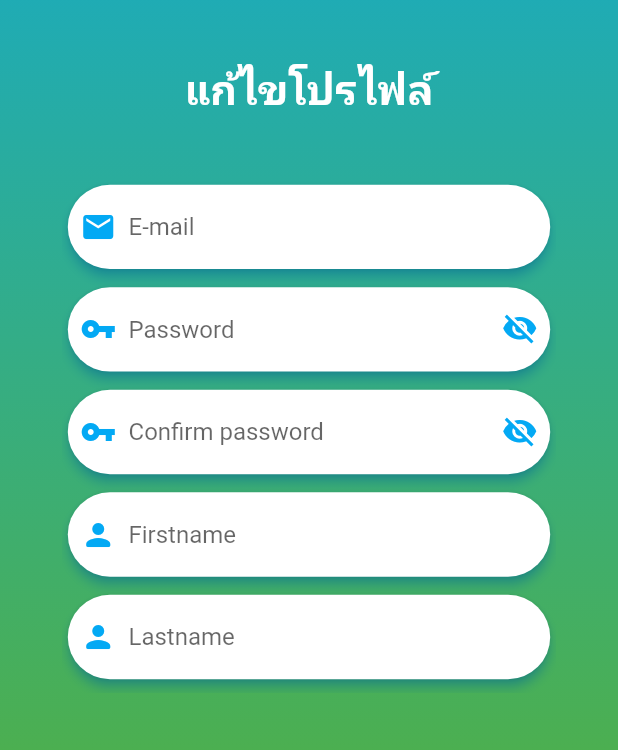
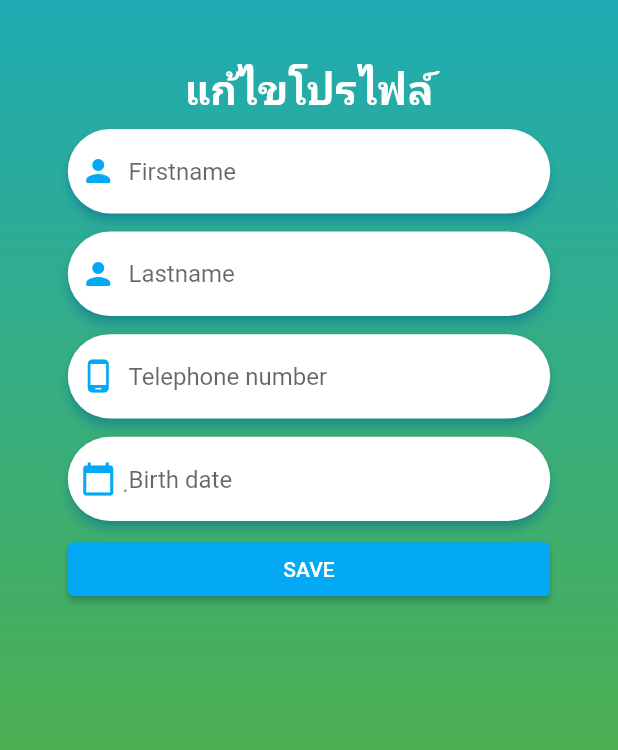
Before and after one commit to tumlovery2005/TMobileDevFlutter, a Flutter app: the ProfilePage screen opened directly, after a tap on "แก้ไขโปรไฟล์", on a phone screen of 412 x 824 dp, the part 481-1231 px from its top. Run offline on Flutter 3.47's test engine with Material 2 defaults, Android fonts, the phone set to English and light mode, and no system bars; our stand-ins replace cached_network_image, dio, flutter_countdown_timer, modal_progress_hud, rxdart, shared_preferences and 1 more; missing offline and left inert: flutter_rounded_date_picker, platform_alert_dialog; accounts and stored records are empty; network calls fail; statements that could not run were skipped.

Commit message:
create profile edit page.

```diff
--- a/lib/page/profile/ProfileEditPage.dart
+++ b/lib/page/profile/ProfileEditPage.dart
@@ -5,11 +5,12 @@ import 'package:modal_progress_hud/modal_progress_hud.dart';
 import 'package:tmobiledev/bloc/RegisterBloc.dart';
 import 'package:tmobiledev/model/StatusModel.dart';
 import 'package:tmobiledev/model/user/UserModel.dart';
+import 'package:tmobiledev/utils/DateTimeUtils.dart';
 import 'package:tmobiledev/utils/DialogUtils.dart';
 
 class ProfileEditPage extends StatefulWidget {
   UserModel userModel;
-
+  ProfileEditPage({Key key, this.userModel}) : super(key: key);
 
   @override
   ProfileEditPageState createState() => ProfileEditPageState();
@@ -17,9 +18,6 @@ class ProfileEditPage extends StatefulWidget {
 
 class ProfileEditPageState extends State<ProfileEditPage> {
   double shortTestside, shortWidthsize;
-  final _emailController = TextEditingController();
-  final _passwordController = TextEditingController();
-  final _confirmPasswordController = TextEditingController();
   final _firstNameController = TextEditingController();
   final _lasttNameController = TextEditingController();
   final _telephoneController = TextEditingController();
@@ -31,8 +29,19 @@ class ProfileEditPageState extends State<ProfileEditPage> {
   String showBirthDate = "";
 
   List<String> listValue = [
-    "อีเมล์", "รหัสผ่าน", "ยืนยันรหัสผ่าน", "ชื่อจริง", "นามสกุล", "วันเดือนปีเกิด", "เบอร์โทรศัพท์"
+    "ชื่อจริง", "นามสกุล", "วันเดือนปีเกิด", "เบอร์โทรศัพท์"
   ];
+
+  @override
+  void initState() {
+    String name = widget.userModel.checkin_user_name;
+    birthDate = widget.userModel.checkin_user_birth_date;
+    _firstNameController.text = name.split("  ")[0];
+    _lasttNameController.text = name.split("  ")[1];
+    _telephoneController.text = widget.userModel.checkin_user_telephone;
+    _textBirthdateController.text = DateTimeUtils().getDateString(birthDate);
+    super.initState();
+  }
 
   @override
   Widget build(BuildContext context) {
@@ -99,9 +108,6 @@ class ProfileEditPageState extends State<ProfileEditPage> {
                               fontSize: shortTestside / 15, fontWeight: FontWeight.bold)
                           ),
                         ),
-                        _boxInputEmail(),
-                        _boxInputPassword(),
-                        _boxInputConfirmPassword(),
                         _boxInputFirstname(),
                         _boxInputLastname(),
                         _boxTelephone(),
@@ -212,9 +218,6 @@ class ProfileEditPageState extends State<ProfileEditPage> {
                 Text('แก้ไขโปรไฟล์', style: TextStyle(color: Colors.white,
                     fontSize: shortTestside / 15, fontWeight: FontWeight.bold)
                 ),
-                _boxInputEmail(),
-                _boxInputPassword(),
-                _boxInputConfirmPassword(),
                 _boxInputFirstname(),
                 _boxInputLastname(),
                 _boxTelephone(),
@@ -225,150 +228,6 @@ class ProfileEditPageState extends State<ProfileEditPage> {
           ),
         ),
       ),
-    );
-  }
-
-  Widget _boxInputEmail(){
-    return Container(
-        width: double.infinity,
-        margin: EdgeInsets.only(top: shortTestside /10),
-        child: Card(
-            shadowColor: Colors.lightBlue,
-            elevation: 3.0,
-            shape: RoundedRectangleBorder(
-                borderRadius: BorderRadiusDirectional.circular(shortTestside / 10)),
-            child: Container(
-              padding: EdgeInsets.all(shortTestside / 100),
-              child: Row(
-                mainAxisAlignment: MainAxisAlignment.center,
-                children: <Widget>[
-                  Container(
-                    margin: EdgeInsets.all(shortTestside / 100),
-                    child: Icon(Icons.email, color: Colors.lightBlue),
-                  ),
-                  Expanded(
-                    child: Container(
-                      margin: EdgeInsets.only(left: shortTestside / 100),
-                      child: TextField(
-                        controller: _emailController,
-                        decoration: InputDecoration(
-                          hintText: "E-mail",
-                          border: InputBorder.none,
-                        ),
-                        maxLines: 1,
-                      ),
-                    ),
-                  ),
-                ],
-              ),
-            )
-        )
-    );
-  }
-
-  Widget _boxInputPassword(){
-    return Container(
-        width: double.infinity,
-        margin: EdgeInsets.only(top: shortTestside / 100),
-        child: Card(
-            shadowColor: Colors.lightBlue,
-            elevation: 3.0,
-            shape: RoundedRectangleBorder(
-                borderRadius: BorderRadiusDirectional.circular(shortTestside / 10)),
-            child: Container(
-              padding: EdgeInsets.all(shortTestside / 100),
-              child: Row(
-                mainAxisAlignment: MainAxisAlignment.center,
-                children: <Widget>[
-                  Container(
-                    margin: EdgeInsets.all(shortTestside / 100),
-                    child: Icon(Icons.vpn_key, color: Colors.lightBlue),
-                  ),
-                  Expanded(
-                      child: Container(
-                        margin: EdgeInsets.only(left: shortTestside / 100),
-                        child: TextField(
-                          controller: _passwordController,
-                          decoration: InputDecoration(
-                            hintText: "Password",
-                            border: InputBorder.none,
-                          ),
-                          enableSuggestions: false,
-                          obscureText: showPassword,
-                          maxLines: 1,
-                        ),
-                      )
-                  ),
-                  InkResponse(
-                    child: Container(
-                      margin: EdgeInsets.all(shortTestside / 100),
-                      child: _iconShowPassword(),
-                    ),
-                    onTap: () => {
-                      if(showPassword){
-                        _setShowPassword(false),
-                      } else {
-                        _setShowPassword(true),
-                      }
-                    },
-                  ),
-                ],
-              ),
-            )
-        )
-    );
-  }
-
-  Widget _boxInputConfirmPassword(){
-    return Container(
-        width: double.infinity,
-        margin: EdgeInsets.only(top: shortTestside / 100),
-        child: Card(
-            shadowColor: Colors.lightBlue,
-            elevation: 3.0,
-            shape: RoundedRectangleBorder(
-                borderRadius: BorderRadiusDirectional.circular(shortTestside / 10)),
-            child: Container(
-              padding: EdgeInsets.all(shortTestside / 100),
-              child: Row(
-                mainAxisAlignment: MainAxisAlignment.center,
-                children: <Widget>[
-                  Container(
-                    margin: EdgeInsets.all(shortTestside / 100),
-                    child: Icon(Icons.vpn_key, color: Colors.lightBlue),
-                  ),
-                  Expanded(
-                      child: Container(
-                        margin: EdgeInsets.only(left: shortTestside / 100),
-                        child: TextField(
-                          controller: _confirmPasswordController,
-                          decoration: InputDecoration(
-                            hintText: "Confirm password",
-                            border: InputBorder.none,
-                          ),
-                          enableSuggestions: false,
-                          obscureText: showConfirmPassword,
-                          maxLines: 1,
-                        ),
-                      )
-                  ),
-                  InkResponse(
-                    child: Container(
-                      margin: EdgeInsets.all(shortTestside / 100),
-                      child: _iconShowPassword(),
-                    ),
-                    onTap: () => {
-                      if(showConfirmPassword){
-                        _setShowConfirmPassword(false),
-                      } else {
-                        _setShowConfirmPassword(true),
-                      }
-                    },
-                  ),
-                ],
-              ),
-            )
-        )
     );
   }
 
@@ -608,9 +467,6 @@ class ProfileEditPageState extends State<ProfileEditPage> {
   _registerValidate(){
     List<String> inputValue = [];
     List<String> checkValue = [];
-    inputValue.add(_emailController.text.toString());
-    inputValue.add(_passwordController.text.toString());
-    inputValue.add(_confirmPasswordController.text.toString());
     inputValue.add(_firstNameController.text.toString());
     inputValue.add(_lasttNameController.text.toString());
     inputValue.add(birthDate);
--- a/lib/page/profile/ProfilePage.dart
+++ b/lib/page/profile/ProfilePage.dart
@@ -193,7 +193,7 @@ class ProfilePageState extends State<ProfilePage> {
   Widget _ButtonEditProfile(){
     return FloatingActionButton.extended(
       onPressed: () {
-        Navigator.push(context, EnterExitRoute(enterPage: ProfileEditPage()));
+        Navigator.push(context, EnterExitRoute(enterPage: ProfileEditPage(userModel: userModel)));
       },
       label: Text('แก้ไขโปรไฟล์', style: TextStyle(fontSize: textSize,
           fontWeight: FontWeight.bold)),
```
